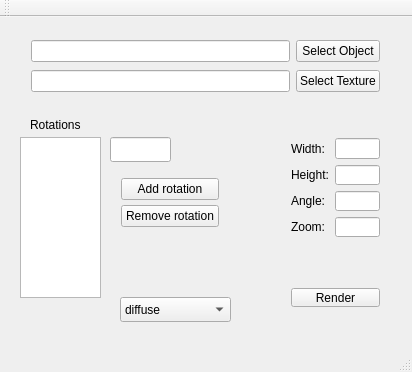
This is mainwindow.ui in supernugy/Awesome2DGui as Qt 5 draws it before an edit. The edited form follows.
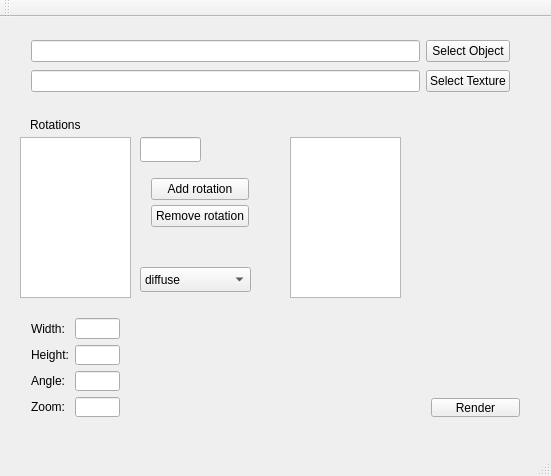
This is the edited form.

Commit message: Added listWidget for profile selection

Patch:
```diff
--- a/mainwindow.ui
+++ b/mainwindow.ui
@@ -6,8 +6,8 @@
    <rect>
     <x>0</x>
     <y>0</y>
-    <width>412</width>
-    <height>372</height>
+    <width>551</width>
+    <height>476</height>
    </rect>
   </property>
   <property name="minimumSize">
@@ -25,7 +25,7 @@
      <rect>
       <x>20</x>
       <y>10</y>
-      <width>371</width>
+      <width>501</width>
       <height>80</height>
      </rect>
     </property>
@@ -55,8 +55,8 @@
    <widget class="QWidget" name="gridLayoutWidget_2">
     <property name="geometry">
      <rect>
-      <x>280</x>
-      <y>110</y>
+      <x>20</x>
+      <y>290</y>
       <width>111</width>
       <height>121</height>
      </rect>
@@ -123,8 +123,8 @@
    <widget class="QWidget" name="verticalLayoutWidget">
     <property name="geometry">
      <rect>
-      <x>280</x>
-      <y>240</y>
+      <x>420</x>
+      <y>350</y>
       <width>111</width>
       <height>61</height>
      </rect>
@@ -164,7 +164,7 @@
      <rect>
       <x>20</x>
       <y>120</y>
-      <width>81</width>
+      <width>111</width>
       <height>161</height>
      </rect>
     </property>
@@ -172,7 +172,7 @@
    <widget class="QLineEdit" name="addRotationLineEdit">
     <property name="geometry">
      <rect>
-      <x>110</x>
+      <x>140</x>
       <y>120</y>
       <width>61</width>
       <height>25</height>
@@ -182,7 +182,7 @@
    <widget class="QWidget" name="verticalLayoutWidget_2">
     <property name="geometry">
      <rect>
-      <x>110</x>
+      <x>140</x>
       <y>150</y>
       <width>120</width>
       <height>71</height>
@@ -227,8 +227,8 @@
    <widget class="QComboBox" name="layersComboBox">
     <property name="geometry">
      <rect>
-      <x>120</x>
-      <y>280</y>
+      <x>140</x>
+      <y>250</y>
       <width>111</width>
       <height>25</height>
      </rect>
@@ -249,6 +249,16 @@
      </property>
     </item>
    </widget>
+   <widget class="QListWidget" name="profilesListWidget">
+    <property name="geometry">
+     <rect>
+      <x>290</x>
+      <y>120</y>
+      <width>111</width>
+      <height>161</height>
+     </rect>
+    </property>
+   </widget>
   </widget>
   <widget class="QMenuBar" name="menuBar">
    <property name="geometry">
```
Left out of the diff: 2 changed lines with no effect on the pictures.
